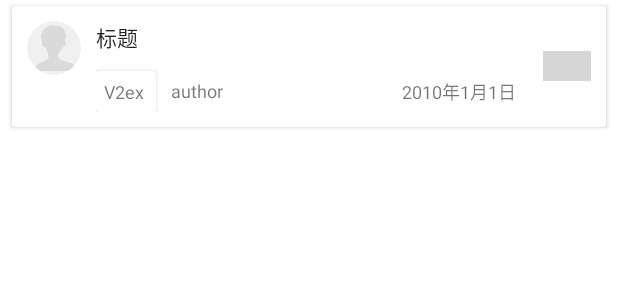
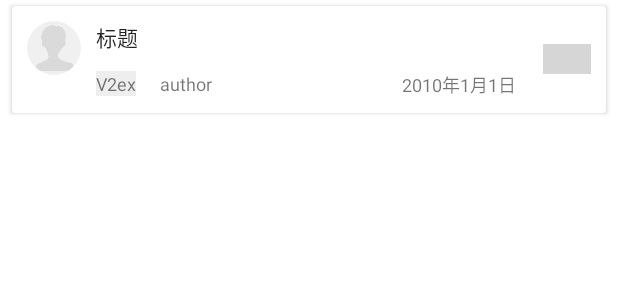
Before and after one commit to greatyao/v2ex-android, an Android app: the layout item_topic.xml on its own in the app's theme, with its tools: preview values and no code run, on a phone screen of 412 x 824 dp. Shown: the top 300 px of the screen. Run offline under Robolectric (Android 15) with nearby library versions, the phone set to English and light mode, and no system bars; plain views replace BadgeView; grey boxes are pictures that could not be loaded.

Commit message:
话题节点去除卡片

```diff
--- a/app/src/main/res/layout/item_topic.xml
+++ b/app/src/main/res/layout/item_topic.xml
@@ -1,13 +1,12 @@
 <android.support.v7.widget.CardView xmlns:android="http://schemas.android.com/apk/res/android"
-    xmlns:app="http://schemas.android.com/apk/res-auto"
     xmlns:card_view="http://schemas.android.com/apk/res-auto"
     android:id="@+id/card_container"
     android:layout_width="match_parent"
     android:layout_height="wrap_content"
+    android:layout_marginBottom="4dp"
     android:layout_marginLeft="8dp"
     android:layout_marginRight="8dp"
     android:layout_marginTop="4dp"
-    android:layout_marginBottom="4dp"
     android:background="#fff"
     android:foreground="?android:selectableItemBackground"
     android:orientation="horizontal"
@@ -21,7 +20,6 @@
         android:padding="10dp">
 
         <de.hdodenhof.circleimageview.CircleImageView
-			xmlns:app="http://schemas.android.com/apk/res-auto"
             android:id="@+id/avatar"
             android:layout_width="36dp"
             android:layout_height="36dp"
@@ -29,96 +27,75 @@
             android:src="@drawable/ic_avatar" />
 
         <RelativeLayout
+            android:id="@+id/relativeLayout"
             android:layout_width="match_parent"
             android:layout_height="wrap_content"
+            android:layout_alignParentTop="true"
             android:layout_marginLeft="10dp"
-            android:layout_alignParentTop="true"
-            android:layout_toRightOf="@+id/avatar"
             android:layout_toLeftOf="@+id/replies_layout"
-            android:id="@+id/relativeLayout">
+            android:layout_toRightOf="@+id/avatar">
 
             <TextView
                 android:id="@+id/title"
                 android:layout_width="match_parent"
                 android:layout_height="wrap_content"
+                android:layout_marginBottom="12dp"
                 android:text="标题"
                 android:textColor="#de000000"
-                android:layout_marginBottom="12dp"
                 android:textSize="14sp" />
 
-            <android.support.v7.widget.CardView xmlns:card_view="http://schemas.android.com/apk/res-auto"
-                android:id="@+id/nodeCard"
+            <TextView
+                android:id="@+id/node_title"
                 android:layout_width="wrap_content"
                 android:layout_height="wrap_content"
-                android:layout_gravity="bottom|end"
-                android:background="#fff"
-                android:foreground="?android:selectableItemBackground"
-                android:orientation="horizontal"
-                android:visibility="visible"
-                card_view:cardCornerRadius="2dp"
+                android:layout_alignParentLeft="true"
+                android:layout_alignParentStart="true"
                 android:layout_below="@+id/title"
-                android:layout_alignParentLeft="true"
-                android:layout_alignParentStart="true">
-                <TextView
-                    android:id="@+id/node_title"
-                    android:layout_width="wrap_content"
-                    android:layout_height="wrap_content"
-                    android:paddingLeft="5dp"
-                    android:text="V2ex"
-                    android:paddingRight="8dp"
-                    android:paddingTop="5dp"
-                    android:paddingBottom="5dp"
-                    android:textSize="12sp"
-                    android:layout_below="@+id/title"
-                    android:layout_alignRight="@+id/nodeCard"
-                    android:layout_alignEnd="@+id/nodeCard" />
-
-            </android.support.v7.widget.CardView>
+                android:background="#eee"
+                android:text="V2ex"
+                android:textSize="12sp"/>
 
             <TextView
                 android:id="@+id/name"
                 android:layout_width="wrap_content"
                 android:layout_height="wrap_content"
+                android:layout_toRightOf="@+id/node_title"
+                android:layout_alignTop="@+id/node_title"
+                android:layout_marginLeft="16dp"
                 android:text="author"
-                android:paddingTop="5dp"
-                android:textSize="12sp"
-                android:layout_alignBottom="@+id/nodeCard"
-                android:layout_toRightOf="@+id/nodeCard"
-                android:layout_marginLeft="10dp"
-                android:layout_marginBottom="6dp" />
+                android:textSize="12sp" />
 
             <TextView
                 android:id="@+id/time"
                 android:layout_width="wrap_content"
                 android:layout_height="wrap_content"
-                android:text="2010年1月1日"
+                android:layout_alignParentEnd="true"
+                android:layout_alignParentRight="true"
+                android:layout_alignTop="@+id/name"
                 android:layout_gravity="center_vertical"
                 android:paddingRight="8dp"
-                android:paddingTop="5dp"
-                android:textSize="12sp"
-                android:layout_alignTop="@+id/name"
-                android:layout_alignParentRight="true"
-                android:layout_alignParentEnd="true" />
+                android:text="2010年1月1日"
+                android:textSize="12sp" />
 
         </RelativeLayout>
 
         <RelativeLayout
+            android:id="@+id/replies_layout"
             android:layout_width="40dp"
             android:layout_height="wrap_content"
-            android:layout_marginLeft="2dp"
-            android:layout_marginStart="2dp"
             android:layout_alignParentRight="true"
             android:layout_centerVertical="true"
-            android:id="@+id/replies_layout">
+            android:layout_marginLeft="2dp"
+            android:layout_marginStart="2dp">
 
             <com.readystatesoftware.viewbadger.BadgeView
                 android:id="@+id/txt_replies"
                 android:layout_width="wrap_content"
                 android:layout_height="20dp"
-                android:text="0"
+                android:layout_alignParentEnd="true"
+                android:layout_alignParentRight="true"
                 android:layout_centerVertical="true"
-                android:layout_alignParentRight="true"
-                android:layout_alignParentEnd="true"/>
+                android:text="0" />
         </RelativeLayout>
 
     </RelativeLayout>
```
